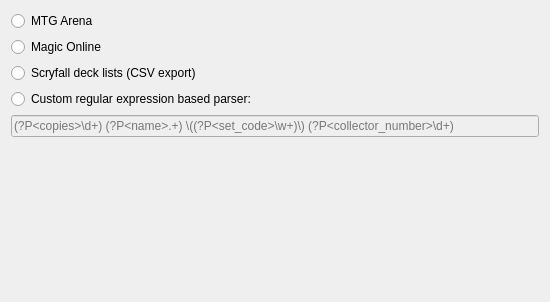
The window that mtg_proxy_printer/resources/ui/select_deck_parser_page.ui (luziferius/MTGProxyPrinter) describes before a commit, drawn with Qt 5.
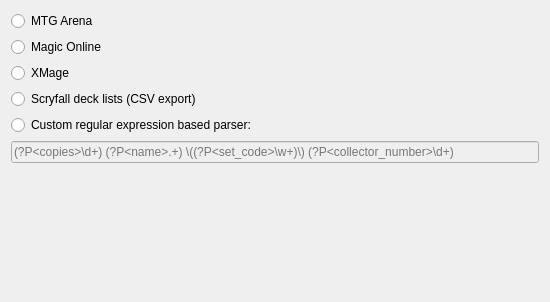
The same window after the commit.

Commit message:
DeckImportWizard: Added a QRadioButton to select the XMage deck parser to the GUI.
FossilOrigin-Name: 25ea3e82b4519988d1ca00b4fd10d8f7b8421b0d888df591b1632889674b20cd

The edit to the form file:
```diff
--- a/mtg_proxy_printer/resources/ui/select_deck_parser_page.ui
+++ b/mtg_proxy_printer/resources/ui/select_deck_parser_page.ui
@@ -31,6 +31,13 @@
      </property>
     </widget>
    </item>
+   <item>
+    <widget class="QRadioButton" name="select_parser_xmage">
+     <property name="text">
+      <string>XMage</string>
+     </property>
+    </widget>
+   </item>
    <item>
     <widget class="QRadioButton" name="select_parser_scryfall_csv">
      <property name="text">
```
Left out of the diff: 46 changed lines with no effect on the pictures.
